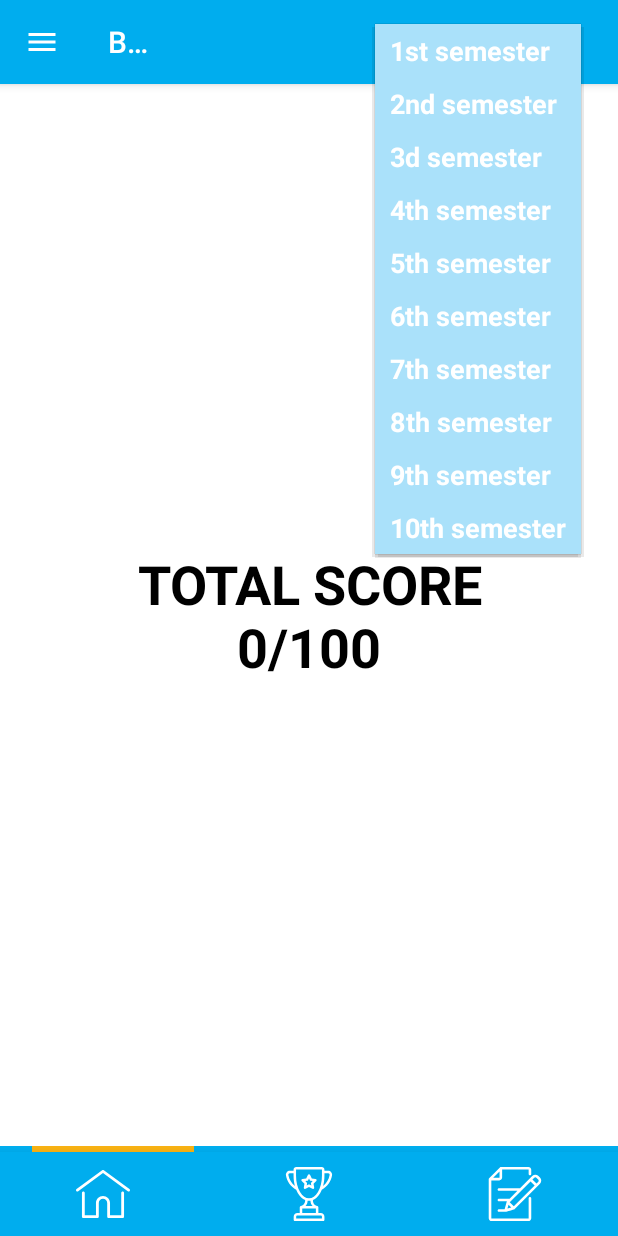
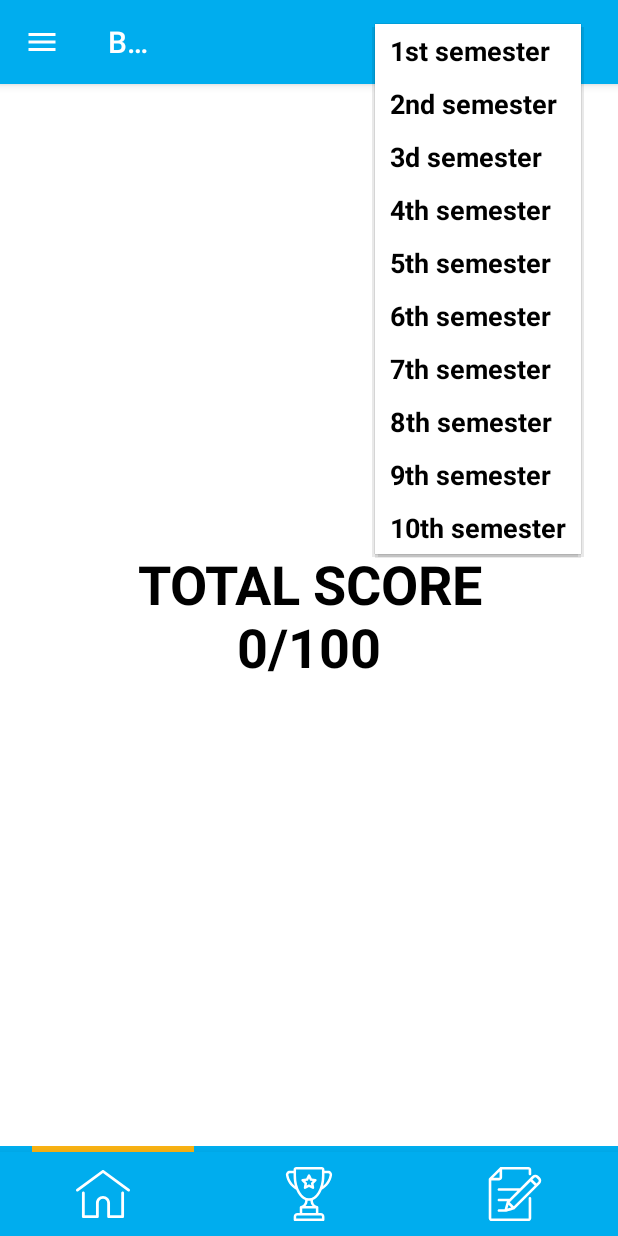
Before and after one commit to Osa-sergey/BRS-1, an Android app: the screen it shows after launch (MainActivity), after a tap on "1st semester", on a phone screen of 412 x 824 dp. Run offline under Robolectric (Android 15) with nearby library versions, the phone set to English and light mode, and no system bars; our stand-ins replace Room's generated code; libraries missing offline, so code that uses them is left out: com.shawnlin.numberpicker.

Commit message:
Делаем спинер более читаемым в солнечную погоду

```diff
--- a/app/src/main/res/values/colors.xml
+++ b/app/src/main/res/values/colors.xml
@@ -13,8 +13,8 @@
 
     <color name="colorToolBarText">#FFF</color>
     <color name="colorSpinner">#FFF</color>
-    <color name="colorPopupSpinnerBackground">#AAE1FA</color>
-    <color name="colorPopupSpinnerText">#FFF</color>
+    <color name="colorPopupSpinnerBackground">#FFF</color>
+    <color name="colorPopupSpinnerText">#000</color>
     <color name="colorExtraInfoBackground">#EEEEEE</color>
     <color name="colorTextExtraInfo">#000</color>
     <color name="colorTextExtraInfoUpdated">#727070</color>
```
